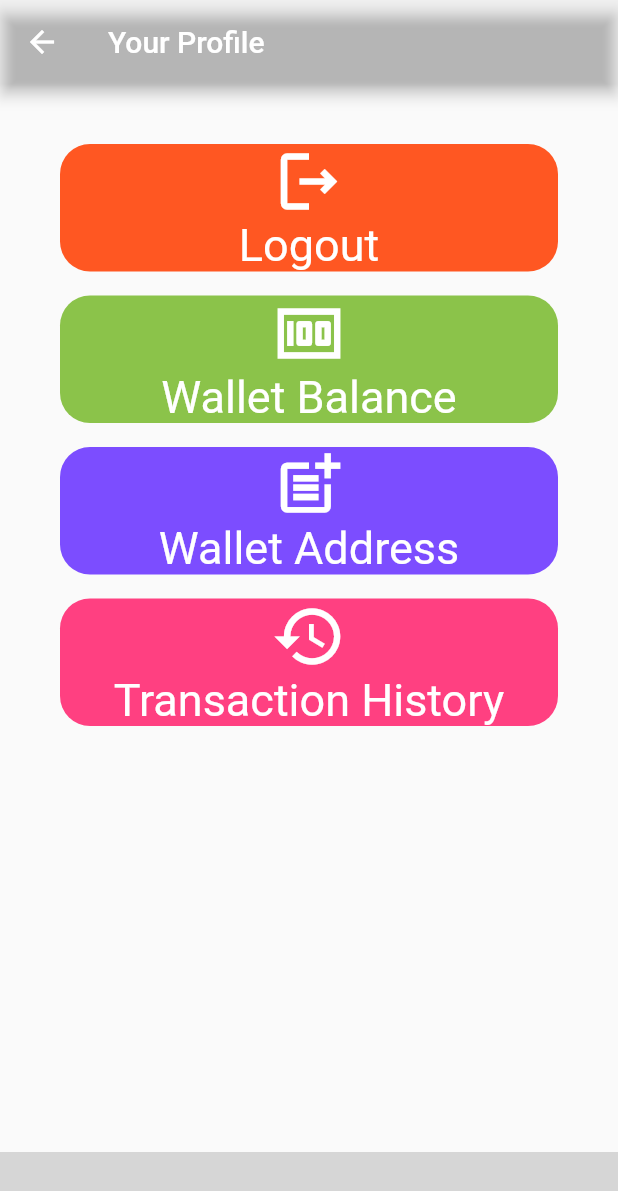
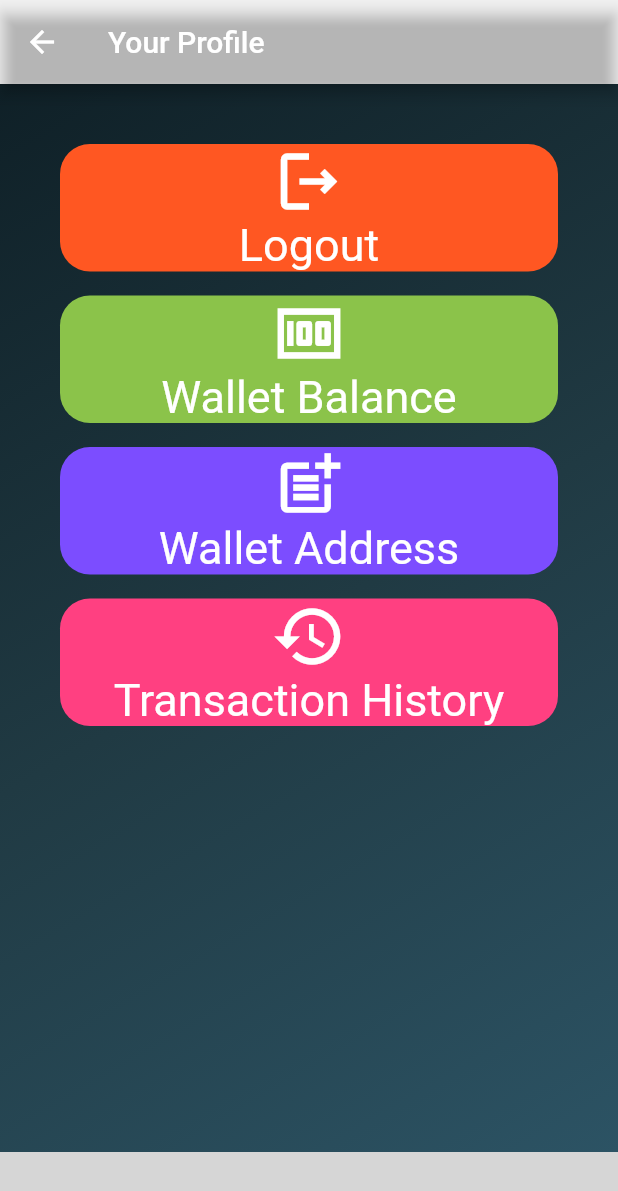
Before and after one commit to Daksh2356/Patent_De_App, a Flutter app: the Ppage screen opened by its route, on a phone screen of 412 x 824 dp. Shown: the top 1191 px of the screen. Run offline on Flutter 3.47's test engine with Material 2 defaults, Android fonts, the phone set to English and light mode, and no system bars; our stand-ins replace flutter_neumorphic, line_icons; missing offline and left inert: contactus; Roboto replaces fonts that are missing (Avenir); grey boxes are pictures that could not be loaded.

Commit message:
added background

```diff
--- a/patient_dapp/lib/pages/Ppage.dart
+++ b/patient_dapp/lib/pages/Ppage.dart
@@ -15,13 +15,26 @@ class _PpageState extends State<Ppage> {
   @override
   Widget build(BuildContext context) {
     return Scaffold(
+      extendBodyBehindAppBar: true,
       appBar: AppBar(
         title: Text('Your Profile'),
         backgroundColor: Colors.transparent,
+
         leading: BackButton(),
       ),
       body: SafeArea(
         child: Container(
+          decoration: BoxDecoration(
+            gradient: LinearGradient(
+              begin: Alignment.topLeft,
+              end: Alignment.bottomRight,
+              colors: [
+                Color.fromARGB(255, 15, 32, 39),
+                Color.fromARGB(255, 32, 58, 67),
+                Color.fromARGB(255, 44, 83, 100)
+              ],
+            ),
+          ),
           child: Padding(
             padding: const EdgeInsets.all(32.0),
             child: ListView(
```
